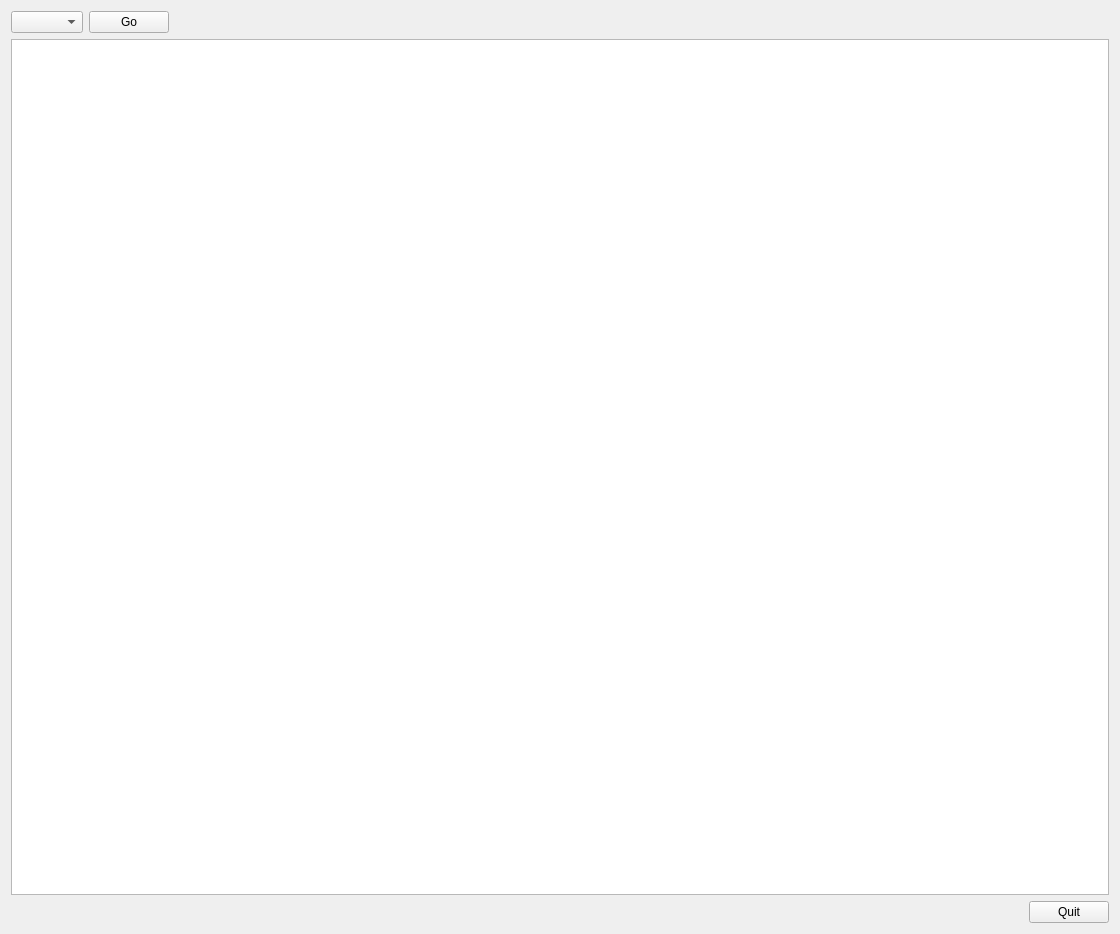
The window that DBCONTROL.ui (doubsman/DBAlbums) describes before a commit, drawn with Qt 5.
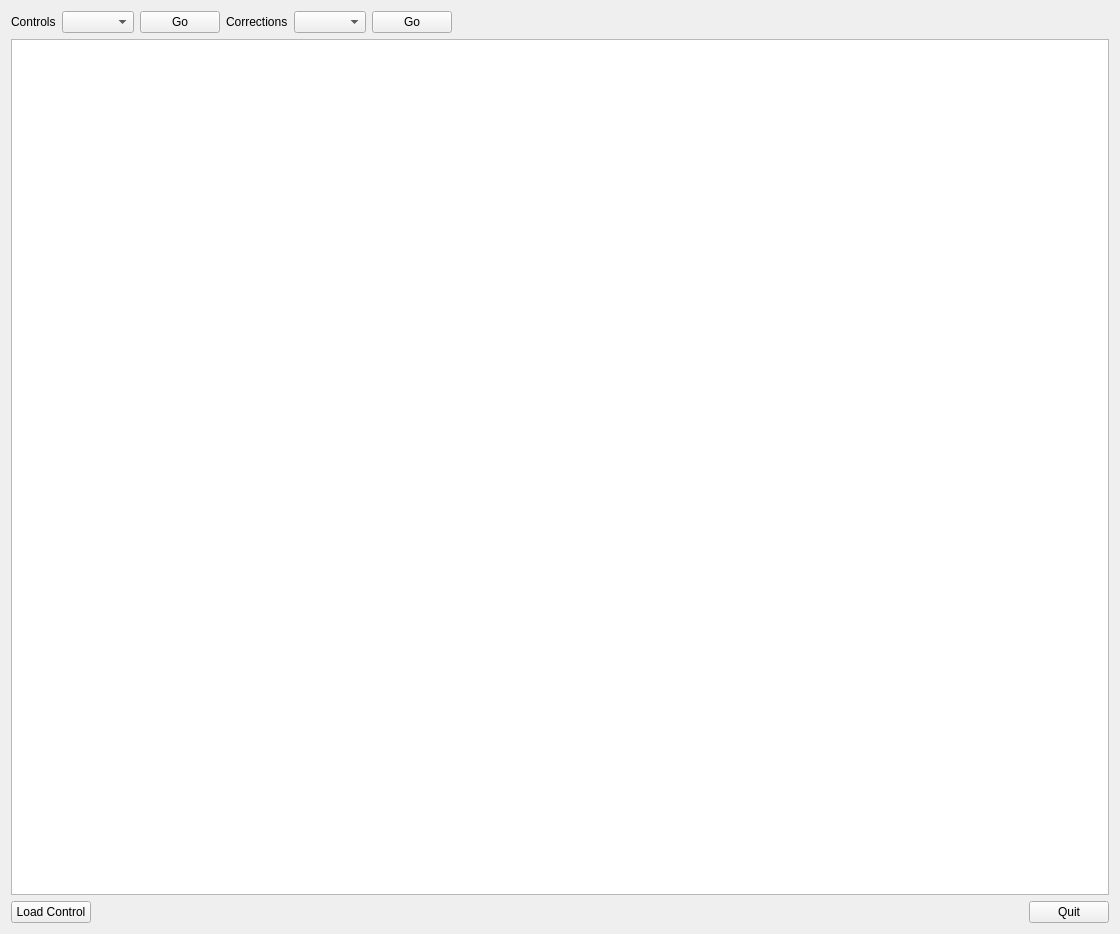
The same window after the commit.

Patch:
```diff
--- a/DBCONTROL.ui
+++ b/DBCONTROL.ui
@@ -19,10 +19,34 @@
      <item>
       <layout class="QHBoxLayout" name="horizontalLayout">
        <item>
-        <widget class="QComboBox" name="comboboxlist"/>
+        <widget class="QLabel" name="labelctr">
+         <property name="text">
+          <string>Controls</string>
+         </property>
+        </widget>
        </item>
        <item>
-        <widget class="QPushButton" name="btngo">
+        <widget class="QComboBox" name="comboboxlistctr"/>
+       </item>
+       <item>
+        <widget class="QPushButton" name="btnctr">
+         <property name="text">
+          <string>Go</string>
+         </property>
+        </widget>
+       </item>
+       <item>
+        <widget class="QLabel" name="labelcor">
+         <property name="text">
+          <string>Corrections</string>
+         </property>
+        </widget>
+       </item>
+       <item>
+        <widget class="QComboBox" name="comboboxlistcor"/>
+       </item>
+       <item>
+        <widget class="QPushButton" name="btncor">
          <property name="text">
           <string>Go</string>
          </property>
@@ -48,6 +72,13 @@
      </item>
      <item>
       <layout class="QHBoxLayout" name="horizontalLayout_3">
+       <item>
+        <widget class="QPushButton" name="btnload">
+         <property name="text">
+          <string>Load Control</string>
+         </property>
+        </widget>
+       </item>
        <item>
         <spacer name="horizontalSpacer_2">
          <property name="orientation">
```
